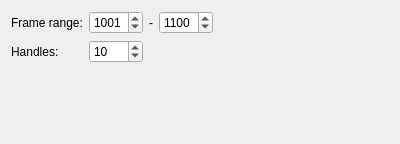
Old version of the form core/tools/icAdmin/settings_time_ui.ui in the repository mjbonnington/icarus-gps.
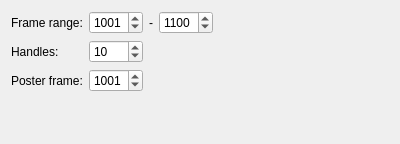
New version of the form.

```diff
--- a/core/tools/icAdmin/settings_time_ui.ui
+++ b/core/tools/icAdmin/settings_time_ui.ui
@@ -96,6 +96,26 @@
      </property>
     </widget>
    </item>
+   <item row="2" column="0">
+    <widget class="QLabel" name="posterFrame_label">
+     <property name="text">
+      <string>Poster frame:</string>
+     </property>
+    </widget>
+   </item>
+   <item row="2" column="1">
+    <widget class="QSpinBox" name="posterFrame_spinBox">
+     <property name="maximum">
+      <number>9999</number>
+     </property>
+     <property name="value">
+      <number>1001</number>
+     </property>
+     <property name="xmlTag" stdset="0">
+      <string>posterFrame</string>
+     </property>
+    </widget>
+   </item>
   </layout>
  </widget>
  <tabstops>
```
